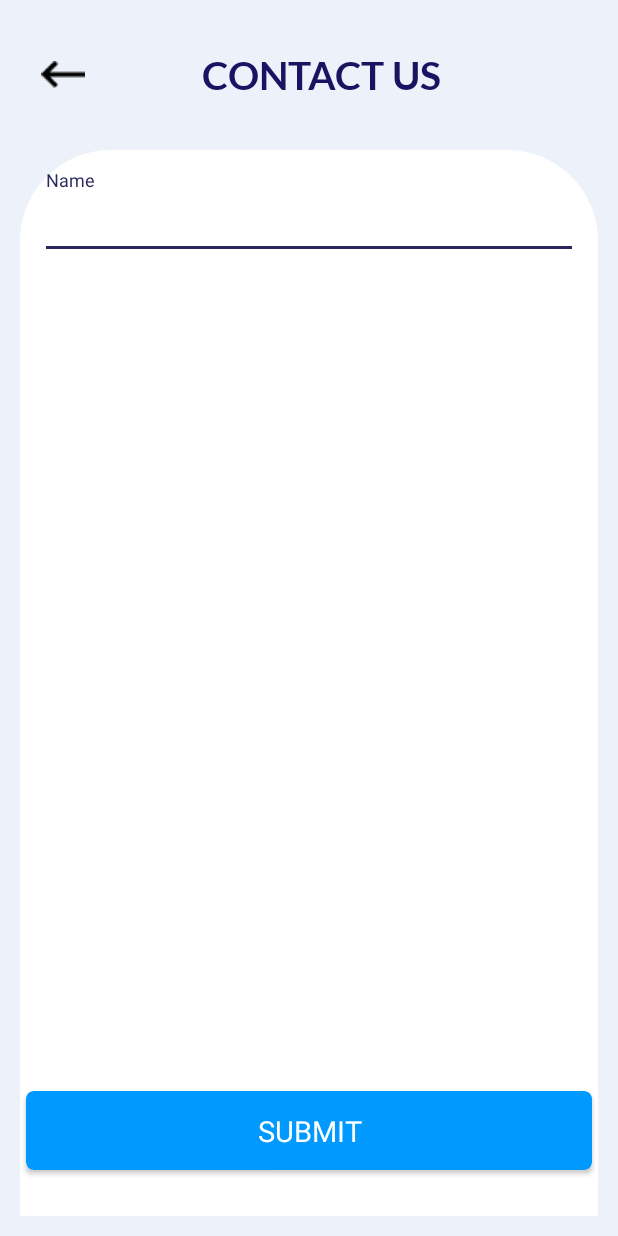
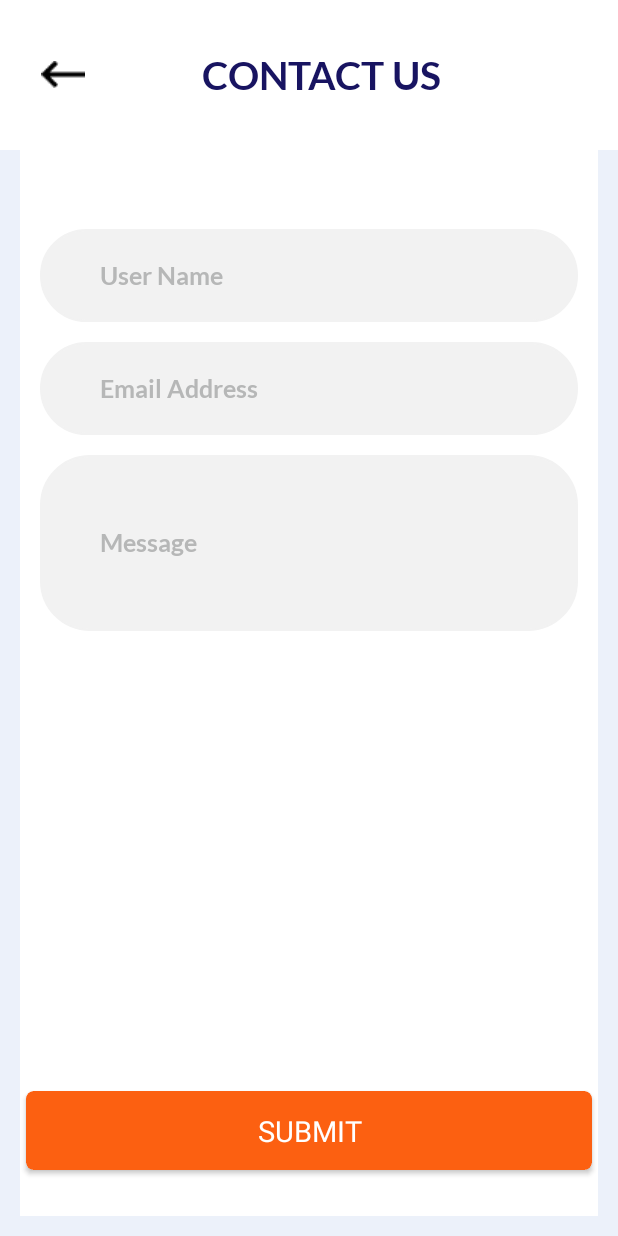
Before and after one commit to vpprajapati19/GrowFxTrade, an Android app: the ChatWithUsActivity screen opened directly, with no data from a screen before it, on a phone screen of 412 x 824 dp. Run offline under Robolectric (Android 15) with nearby library versions, the phone set to English and light mode, and no system bars; our stand-ins replace CircleImageView, sdp/ssp sizes; libraries missing offline, so code that uses them is left out: com.facebook.appevents, com.kinda.alert; 1 statement that could not run was skipped.

```diff
--- a/app/src/main/java/com/growfxtrade/activity/MainActivity.java
+++ b/app/src/main/java/com/growfxtrade/activity/MainActivity.java
@@ -296,8 +296,8 @@ public class MainActivity extends BaseActivity implements NavigationView.OnNavig
               //  drawer_item_chatwithus.setBackgroundColor(getResources().getColor(R.color.gray_333));
                 drawer_item_chatwithus.setSelected(true);
             }
-          //  Intent intent = new Intent(this, ChatWithUsActivity.class);
-          //  startActivity(intent);
+           Intent intent = new Intent(this, ChatWithUsActivity.class);
+            startActivity(intent);
             overridePendingTransition(R.anim.slide_in_right, R.anim.slide_out_left);
         }
         if (view == drawer_item_resetpwd) {
--- a/app/src/main/java/com/growfxtrade/activity/ProfileActivity.java
+++ b/app/src/main/java/com/growfxtrade/activity/ProfileActivity.java
@@ -31,7 +31,7 @@ public class ProfileActivity extends AppCompatActivity implements View.OnClickLi
     private String TAG = "AddCurrencyActivity";
     private ImageView ivicon;
     private Dialog dialog;
-    private EditText et_name, et_email, et_contactno,et_accno,et_ifscno,et_pancardno,et_docno;
+    private EditText et_name, et_email,et_adharcard, et_contactno,et_accno,et_ifscno,et_pancardno,et_docno;
     JSONObject jsonObject;
     private TextView tv_profit, tv_available;
 
@@ -60,6 +60,7 @@ public class ProfileActivity extends AppCompatActivity implements View.OnClickLi
         et_ifscno = findViewById(R.id.et_ifscno);
         et_pancardno = findViewById(R.id.et_pancardno);
         et_docno = findViewById(R.id.et_docno);
+        et_adharcard = findViewById(R.id.et_adharcard);
 
 //        et_name.setText(PrefrenceManager.getString(this, PrefrenceManager.USERID));
 //        et_email.setText(PrefrenceManager.getString(this, PrefrenceManager.EMAIL));
@@ -142,6 +143,7 @@ public class ProfileActivity extends AppCompatActivity implements View.OnClickLi
                 et_ifscno.setText(ifsc);
                 et_pancardno.setText(pan_no);
                 et_docno.setText(doc_no);
+                et_adharcard.setText(doc_no);
 
                 if(doc_id.equalsIgnoreCase("1")){
                     et_docno.setHint("Aadhar Card Number");
--- a/app/src/main/java/com/growfxtrade/utils/RequestInterface.java
+++ b/app/src/main/java/com/growfxtrade/utils/RequestInterface.java
@@ -147,8 +147,8 @@ public interface RequestInterface {
     Call<ResponseBody> addContact(
             @Field("name") String name,
             @Field("email") String email,
-            @Field("phone") String phone,
-            @Field("reason") String reason,
+           // @Field("phone") String phone,
+           // @Field("reason") String reason,
             @Field("message") String message
 
     );
--- a/app/src/main/res/layout/activity_chatwithus.xml
+++ b/app/src/main/res/layout/activity_chatwithus.xml
@@ -20,7 +20,7 @@
                 android:layout_width="fill_parent"
                 android:layout_height="fill_parent"
                 android:elevation="0dp"
-                android:background="@color/colorBgHeader">
+                android:background="@color/white">
 
                 <RelativeLayout
                     android:layout_width="match_parent"
@@ -59,27 +59,93 @@
         <RelativeLayout
             android:layout_width="match_parent"
             android:layout_height="match_parent"
+            android:background="@color/white"
             android:layout_below="@+id/mainc"
             android:layout_marginLeft="@dimen/_10sdp"
             android:layout_marginRight="@dimen/_10sdp"
             android:layout_marginBottom="@dimen/_10sdp"
-            android:orientation="vertical"
-            android:background="@drawable/bg_profile_rounded">
+            android:orientation="vertical">
 
             <LinearLayout
                 android:layout_width="match_parent"
                 android:layout_height="wrap_content"
                 android:layout_margin="@dimen/_10sdp"
                 android:orientation="vertical">
+                <LinearLayout
+                    android:layout_width="match_parent"
+                    android:layout_height="wrap_content"
+                    android:layout_marginTop="@dimen/_30sdp"
+                    android:background="@drawable/bg_edit_round_cornner2">
+                    <EditText
+                        android:textCursorDrawable="@null"
+                        android:textColor="@color/black"
+                        android:layout_gravity="center"
+                        android:layout_width="match_parent"
+                        android:layout_height="wrap_content"
+                        android:id="@+id/et_name"
+                        android:fontFamily="@font/lato_bold"
+                        android:hint="User Name"
+                        android:background="@null"
+                        android:inputType="text"
+                        android:maxLines="1"
+                        android:textSize="@dimen/_13sdp"
+                        android:padding="@dimen/_16sdp"
+                        android:layout_marginLeft="@dimen/_15sdp"
+                        android:textColorHint="@color/colorTextHintEditText" />
+                </LinearLayout>
+                <LinearLayout
+                    android:layout_width="match_parent"
+                    android:layout_height="wrap_content"
+                    android:layout_marginTop="@dimen/_10sdp"
+                    android:background="@drawable/bg_edit_round_cornner2">
+                    <EditText
+                        android:textCursorDrawable="@null"
+                        android:textColor="@color/black"
+                        android:layout_gravity="center"
+                        android:layout_width="match_parent"
+                        android:layout_height="wrap_content"
+                        android:id="@+id/et_email"
+                        android:fontFamily="@font/lato_bold"
+                        android:hint="Email Address"
+                        android:background="@null"
+                        android:inputType="textEmailAddress"
+                        android:maxLines="1"
+                        android:textSize="@dimen/_13sdp"
+                        android:padding="@dimen/_16sdp"
+                        android:layout_marginLeft="@dimen/_15sdp"
+                        android:textColorHint="@color/colorTextHintEditText" />
+                </LinearLayout>
+                <LinearLayout
+                    android:layout_width="match_parent"
+                    android:layout_height="wrap_content"
+                    android:layout_marginTop="@dimen/_10sdp"
+                    android:background="@drawable/bg_edit_round_cornner2">
+                    <EditText
+                        android:textCursorDrawable="@null"
+                        android:textColor="@color/black"
+                        android:layout_gravity="center"
+                        android:layout_width="match_parent"
+                        android:layout_height="@dimen/_90sdp"
+                        android:id="@+id/et_message"
+                        android:fontFamily="@font/lato_bold"
+                        android:hint="@string/message"
+                        android:inputType="textMultiLine"
+                        android:maxLines="10"
+                        android:background="@null"
+                        android:textSize="@dimen/_13sdp"
+                        android:padding="@dimen/_16sdp"
+                        android:layout_marginLeft="@dimen/_15sdp"
+                        android:textColorHint="@color/colorTextHintEditText" />
+                </LinearLayout>
 
                 <com.google.android.material.textfield.TextInputLayout
                     android:id="@+id/input_name"
+                    android:visibility="gone"
                     android:layout_width="match_parent"
                     android:layout_height="wrap_content"
                     android:textColorHint="@color/white">
 
                     <com.google.android.material.textfield.TextInputEditText
-                        android:id="@+id/et_name"
                         android:layout_width="match_parent"
                         android:layout_height="wrap_content"
                         android:layout_marginTop="5dp"
@@ -97,10 +163,10 @@
                     android:layout_width="match_parent"
                     android:layout_height="wrap_content"
                     android:layout_marginTop="@dimen/_10sdp"
+                    android:visibility="gone"
                     android:textColorHint="@color/white">
 
                     <com.google.android.material.textfield.TextInputEditText
-                        android:id="@+id/et_email"
                         android:layout_width="match_parent"
                         android:layout_height="wrap_content"
                         android:layout_marginTop="5dp"
@@ -117,6 +183,7 @@
                     android:layout_width="match_parent"
                     android:layout_height="wrap_content"
                     android:layout_marginTop="@dimen/_10sdp"
+                    android:visibility="gone"
                     android:textColorHint="@color/white">
 
                     <com.google.android.material.textfield.TextInputEditText
@@ -158,6 +225,7 @@
                     android:layout_width="match_parent"
                     android:layout_height="wrap_content"
                     android:layout_marginTop="@dimen/_10sdp"
+                    android:visibility="gone"
                     android:textColorHint="@color/white">
 
                     <com.google.android.material.textfield.TextInputEditText
@@ -178,10 +246,10 @@
                     android:layout_width="match_parent"
                     android:layout_height="wrap_content"
                     android:layout_marginTop="@dimen/_10sdp"
+                    android:visibility="gone"
                     android:textColorHint="@color/white">
 
                     <com.google.android.material.textfield.TextInputEditText
-                        android:id="@+id/et_message"
                         android:layout_width="match_parent"
                         android:layout_height="wrap_content"
                         android:layout_marginTop="5dp"
@@ -207,7 +275,7 @@
                     android:layout_height="wrap_content"
                     android:layout_marginBottom="@dimen/_20sdp"
                     android:elevation="@dimen/_10sdp"
-                    sweet:cardBackgroundColor="@color/light_blue"
+                    sweet:cardBackgroundColor="@color/colorSignupButton"
                     sweet:cardCornerRadius="5dp"
                     sweet:cardPreventCornerOverlap="true"
                     sweet:cardUseCompatPadding="true">
--- a/app/src/main/res/layout/activity_profile.xml
+++ b/app/src/main/res/layout/activity_profile.xml
@@ -100,7 +100,7 @@
                                 android:backgroundTint="@color/colorLine"
                                 android:drawableLeft="@drawable/ic_user_new"
                                 android:cursorVisible="true"
-                                android:editable="false"
+
                                 android:fontFamily="@font/lato_regular"
                                 android:drawablePadding="@dimen/_15sdp"
                                 android:paddingTop="@dimen/_15sdp"
```
Also changed, not shown: app/src/main/java/com/growfxtrade/activity/ChatWithUsActivity.java (+7 -7 lines), app/src/main/java/com/growfxtrade/activity/RegisterActivity.java (+15 -3 lines), app/src/main/res/layout/activity_register.xml (+22 -0 lines).
